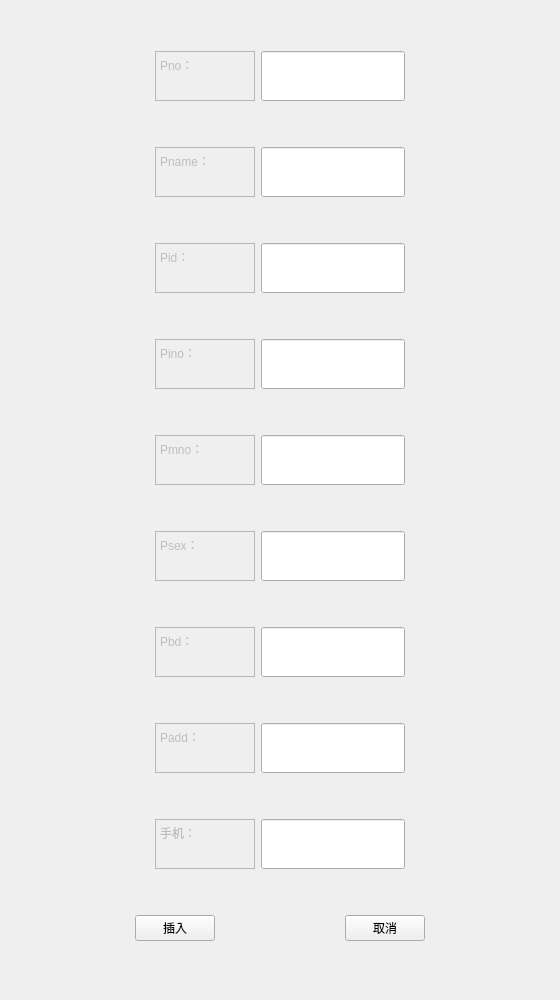
This is insertCashier.ui in PM2496/DataBaseProject as Qt 5 draws it before an edit. The edited form follows.
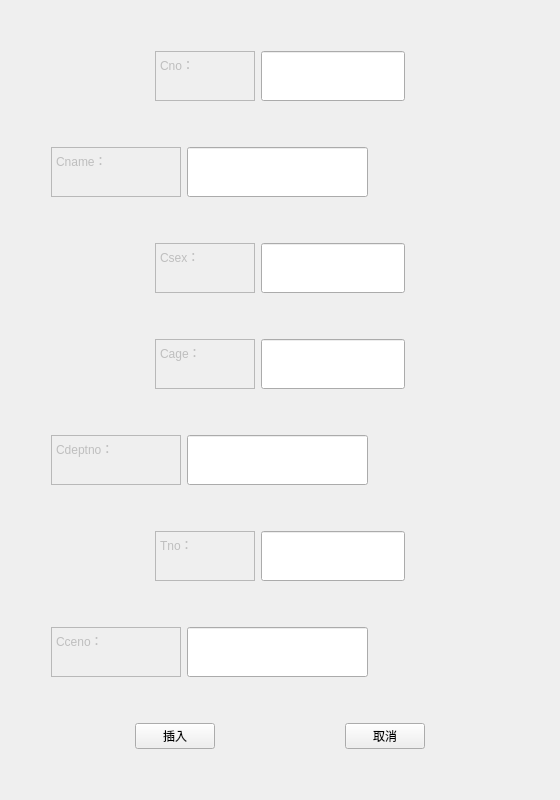
This is the edited form.

Patch:
```diff
--- a/insertCashier.ui
+++ b/insertCashier.ui
@@ -10,19 +10,19 @@
     <x>0</x>
     <y>0</y>
     <width>560</width>
-    <height>1000</height>
+    <height>800</height>
    </rect>
   </property>
   <property name="minimumSize">
    <size>
     <width>560</width>
-    <height>1000</height>
+    <height>800</height>
    </size>
   </property>
   <property name="maximumSize">
    <size>
     <width>560</width>
-    <height>1000</height>
+    <height>800</height>
    </size>
   </property>
   <property name="windowTitle">
@@ -72,7 +72,7 @@
 &lt;html&gt;&lt;head&gt;&lt;meta name=&quot;qrichtext&quot; content=&quot;1&quot; /&gt;&lt;style type=&quot;text/css&quot;&gt;
 p, li { white-space: pre-wrap; }
 &lt;/style&gt;&lt;/head&gt;&lt;body style=&quot; font-family:'SimSun'; font-size:9pt; font-weight:400; font-style:normal;&quot;&gt;
-&lt;p style=&quot; margin-top:0px; margin-bottom:0px; margin-left:0px; margin-right:0px; -qt-block-indent:0; text-indent:0px;&quot;&gt;Pno：&lt;/p&gt;&lt;/body&gt;&lt;/html&gt;</string>
+&lt;p style=&quot; margin-top:0px; margin-bottom:0px; margin-left:0px; margin-right:0px; -qt-block-indent:0; text-indent:0px;&quot;&gt;Cno：&lt;/p&gt;&lt;/body&gt;&lt;/html&gt;</string>
        </property>
       </widget>
      </item>
@@ -157,6 +157,9 @@
        <property name="orientation">
         <enum>Qt::Horizontal</enum>
        </property>
+       <property name="sizeType">
+        <enum>QSizePolicy::Fixed</enum>
+       </property>
        <property name="sizeHint" stdset="0">
         <size>
          <width>40</width>
@@ -178,13 +181,13 @@
        </property>
        <property name="minimumSize">
         <size>
-         <width>100</width>
+         <width>130</width>
          <height>50</height>
         </size>
        </property>
        <property name="maximumSize">
         <size>
-         <width>100</width>
+         <width>130</width>
          <height>50</height>
         </size>
        </property>
@@ -193,7 +196,7 @@
 &lt;html&gt;&lt;head&gt;&lt;meta name=&quot;qrichtext&quot; content=&quot;1&quot; /&gt;&lt;style type=&quot;text/css&quot;&gt;
 p, li { white-space: pre-wrap; }
 &lt;/style&gt;&lt;/head&gt;&lt;body style=&quot; font-family:'SimSun'; font-size:9pt; font-weight:400; font-style:normal;&quot;&gt;
-&lt;p style=&quot; margin-top:0px; margin-bottom:0px; margin-left:0px; margin-right:0px; -qt-block-indent:0; text-indent:0px;&quot;&gt;Pname：&lt;/p&gt;&lt;/body&gt;&lt;/html&gt;</string>
+&lt;p style=&quot; margin-top:0px; margin-bottom:0px; margin-left:0px; margin-right:0px; -qt-block-indent:0; text-indent:0px;&quot;&gt;Cname：&lt;/p&gt;&lt;/body&gt;&lt;/html&gt;</string>
        </property>
       </widget>
      </item>
@@ -217,43 +220,6 @@
          <height>50</height>
         </size>
        </property>
-       <property name="palette">
-        <palette>
-         <active>
-          <colorrole role="Text">
-           <brush brushstyle="SolidPattern">
-            <color alpha="255">
-             <red>120</red>
-             <green>120</green>
-             <blue>120</blue>
-            </color>
-           </brush>
-          </colorrole>
-         </active>
-         <inactive>
-          <colorrole role="Text">
-           <brush brushstyle="SolidPattern">
-            <color alpha="255">
-             <red>120</red>
-             <green>120</green>
-             <blue>120</blue>
-            </color>
-           </brush>
-          </colorrole>
-         </inactive>
-         <disabled>
-          <colorrole role="Text">
-           <brush brushstyle="SolidPattern">
-            <color alpha="255">
-             <red>120</red>
-             <green>120</green>
-             <blue>120</blue>
-            </color>
-           </brush>
-          </colorrole>
-         </disabled>
-        </palette>
-       </property>
       </widget>
      </item>
      <item>
@@ -314,7 +280,7 @@
 &lt;html&gt;&lt;head&gt;&lt;meta name=&quot;qrichtext&quot; content=&quot;1&quot; /&gt;&lt;style type=&quot;text/css&quot;&gt;
 p, li { white-space: pre-wrap; }
 &lt;/style&gt;&lt;/head&gt;&lt;body style=&quot; font-family:'SimSun'; font-size:9pt; font-weight:400; font-style:normal;&quot;&gt;
-&lt;p style=&quot; margin-top:0px; margin-bottom:0px; margin-left:0px; margin-right:0px; -qt-block-indent:0; text-indent:0px;&quot;&gt;Pid：&lt;/p&gt;&lt;/body&gt;&lt;/html&gt;</string>
+&lt;p style=&quot; margin-top:0px; margin-bottom:0px; margin-left:0px; margin-right:0px; -qt-block-indent:0; text-indent:0px;&quot;&gt;Csex：&lt;/p&gt;&lt;/body&gt;&lt;/html&gt;</string>
        </property>
       </widget>
      </item>
@@ -435,7 +401,7 @@
 &lt;html&gt;&lt;head&gt;&lt;meta name=&quot;qrichtext&quot; content=&quot;1&quot; /&gt;&lt;style type=&quot;text/css&quot;&gt;
 p, li { white-space: pre-wrap; }
 &lt;/style&gt;&lt;/head&gt;&lt;body style=&quot; font-family:'SimSun'; font-size:9pt; font-weight:400; font-style:normal;&quot;&gt;
-&lt;p style=&quot; margin-top:0px; margin-bottom:0px; margin-left:0px; margin-right:0px; -qt-block-indent:0; text-indent:0px;&quot;&gt;Pino：&lt;/p&gt;&lt;/body&gt;&lt;/html&gt;</string>
+&lt;p style=&quot; margin-top:0px; margin-bottom:0px; margin-left:0px; margin-right:0px; -qt-block-indent:0; text-indent:0px;&quot;&gt;Cage：&lt;/p&gt;&lt;/body&gt;&lt;/html&gt;</string>
        </property>
       </widget>
      </item>
@@ -483,6 +449,9 @@
        <property name="orientation">
         <enum>Qt::Horizontal</enum>
        </property>
+       <property name="sizeType">
+        <enum>QSizePolicy::Fixed</enum>
+       </property>
        <property name="sizeHint" stdset="0">
         <size>
          <width>40</width>
@@ -497,20 +466,20 @@
         <bool>false</bool>
        </property>
        <property name="sizePolicy">
-        <sizepolicy hsizetype="Expanding" vsizetype="Fixed">
+        <sizepolicy hsizetype="Fixed" vsizetype="Fixed">
          <horstretch>0</horstretch>
          <verstretch>0</verstretch>
         </sizepolicy>
        </property>
        <property name="minimumSize">
         <size>
-         <width>100</width>
+         <width>130</width>
          <height>50</height>
         </size>
        </property>
        <property name="maximumSize">
         <size>
-         <width>100</width>
+         <width>130</width>
          <height>50</height>
         </size>
        </property>
@@ -519,7 +488,7 @@
 &lt;html&gt;&lt;head&gt;&lt;meta name=&quot;qrichtext&quot; content=&quot;1&quot; /&gt;&lt;style type=&quot;text/css&quot;&gt;
 p, li { white-space: pre-wrap; }
 &lt;/style&gt;&lt;/head&gt;&lt;body style=&quot; font-family:'SimSun'; font-size:9pt; font-weight:400; font-style:normal;&quot;&gt;
-&lt;p style=&quot; margin-top:0px; margin-bottom:0px; margin-left:0px; margin-right:0px; -qt-block-indent:0; text-indent:0px;&quot;&gt;Pmno：&lt;/p&gt;&lt;/body&gt;&lt;/html&gt;</string>
+&lt;p style=&quot; margin-top:0px; margin-bottom:0px; margin-left:0px; margin-right:0px; -qt-block-indent:0; text-indent:0px;&quot;&gt;Cdeptno：&lt;/p&gt;&lt;/body&gt;&lt;/html&gt;</string>
        </property>
       </widget>
      </item>
@@ -603,7 +572,7 @@
 &lt;html&gt;&lt;head&gt;&lt;meta name=&quot;qrichtext&quot; content=&quot;1&quot; /&gt;&lt;style type=&quot;text/css&quot;&gt;
 p, li { white-space: pre-wrap; }
 &lt;/style&gt;&lt;/head&gt;&lt;body style=&quot; font-family:'SimSun'; font-size:9pt; font-weight:400; font-style:normal;&quot;&gt;
-&lt;p style=&quot; margin-top:0px; margin-bottom:0px; margin-left:0px; margin-right:0px; -qt-block-indent:0; text-indent:0px;&quot;&gt;Psex：&lt;/p&gt;&lt;/body&gt;&lt;/html&gt;</string>
+&lt;p style=&quot; margin-top:0px; margin-bottom:0px; margin-left:0px; margin-right:0px; -qt-block-indent:0; text-indent:0px;&quot;&gt;Tno：&lt;/p&gt;&lt;/body&gt;&lt;/html&gt;</string>
        </property>
       </widget>
      </item>
@@ -651,6 +620,9 @@
        <property name="orientation">
         <enum>Qt::Horizontal</enum>
        </property>
+       <property name="sizeType">
+        <enum>QSizePolicy::Fixed</enum>
+       </property>
        <property name="sizeHint" stdset="0">
         <size>
          <width>40</width>
@@ -672,13 +644,13 @@
        </property>
        <property name="minimumSize">
         <size>
-         <width>100</width>
+         <width>130</width>
          <height>50</height>
         </size>
        </property>
        <property name="maximumSize">
         <size>
-         <width>100</width>
+         <width>130</width>
          <height>50</height>
         </size>
        </property>
@@ -687,7 +659,7 @@
 &lt;html&gt;&lt;head&gt;&lt;meta name=&quot;qrichtext&quot; content=&quot;1&quot; /&gt;&lt;style type=&quot;text/css&quot;&gt;
 p, li { white-space: pre-wrap; }
 &lt;/style&gt;&lt;/head&gt;&lt;body style=&quot; font-family:'SimSun'; font-size:9pt; font-weight:400; font-style:normal;&quot;&gt;
-&lt;p style=&quot; margin-top:0px; margin-bottom:0px; margin-left:0px; margin-right:0px; -qt-block-indent:0; text-indent:0px;&quot;&gt;Pbd：&lt;/p&gt;&lt;/body&gt;&lt;/html&gt;</string>
+&lt;p style=&quot; margin-top:0px; margin-bottom:0px; margin-left:0px; margin-right:0px; -qt-block-indent:0; text-indent:0px;&quot;&gt;Cceno：&lt;/p&gt;&lt;/body&gt;&lt;/html&gt;</string>
        </property>
       </widget>
      </item>
@@ -728,174 +700,6 @@
      </item>
     </layout>
    </item>
-   <item>
-    <layout class="QHBoxLayout" name="horizontalLayout_5">
-     <item>
-      <spacer name="horizontalSpacer_9">
-       <property name="orientation">
-        <enum>Qt::Horizontal</enum>
-       </property>
-       <property name="sizeHint" stdset="0">
-        <size>
-         <width>40</width>
-         <height>20</height>
-        </size>
-       </property>
-      </spacer>
-     </item>
-     <item>
-      <widget class="QTextEdit" name="textEdit_5">
-       <property name="enabled">
-        <bool>false</bool>
-       </property>
-       <property name="sizePolicy">
-        <sizepolicy hsizetype="Expanding" vsizetype="Fixed">
-         <horstretch>0</horstretch>
-         <verstretch>0</verstretch>
-        </sizepolicy>
-       </property>
-       <property name="minimumSize">
-        <size>
-         <width>100</width>
-         <height>50</height>
-        </size>
-       </property>
-       <property name="maximumSize">
-        <size>
-         <width>100</width>
-         <height>50</height>
-        </size>
-       </property>
-       <property name="html">
-        <string>&lt;!DOCTYPE HTML PUBLIC &quot;-//W3C//DTD HTML 4.0//EN&quot; &quot;http://www.w3.org/TR/REC-html40/strict.dtd&quot;&gt;
-&lt;html&gt;&lt;head&gt;&lt;meta name=&quot;qrichtext&quot; content=&quot;1&quot; /&gt;&lt;style type=&quot;text/css&quot;&gt;
-p, li { white-space: pre-wrap; }
-&lt;/style&gt;&lt;/head&gt;&lt;body style=&quot; font-family:'SimSun'; font-size:9pt; font-weight:400; font-style:normal;&quot;&gt;
-&lt;p style=&quot; margin-top:0px; margin-bottom:0px; margin-left:0px; margin-right:0px; -qt-block-indent:0; text-indent:0px;&quot;&gt;Padd：&lt;/p&gt;&lt;/body&gt;&lt;/html&gt;</string>
-       </property>
-      </widget>
-     </item>
-     <item>
-      <widget class="QLineEdit" name="paddEdit">
-       <property name="sizePolicy">
-        <sizepolicy hsizetype="Expanding" vsizetype="Preferred">
-         <horstretch>0</horstretch>
-         <verstretch>0</verstretch>
-        </sizepolicy>
-       </property>
-       <property name="minimumSize">
-        <size>
-         <width>0</width>
-         <height>50</height>
-        </size>
-       </property>
-       <property name="maximumSize">
-        <size>
-         <width>16777215</width>
-         <height>50</height>
-        </size>
-       </property>
-      </widget>
-     </item>
-     <item>
-      <spacer name="horizontalSpacer_10">
-       <property name="orientation">
-        <enum>Qt::Horizontal</enum>
-       </property>
-       <property name="sizeHint" stdset="0">
-        <size>
-         <width>40</width>
-         <height>20</height>
-        </size>
-       </property>
-      </spacer>
-     </item>
-    </layout>
-   </item>
-   <item>
-    <layout class="QHBoxLayout" name="horizontalLayout_9">
-     <item>
-      <spacer name="horizontalSpacer_15">
-       <property name="orientation">
-        <enum>Qt::Horizontal</enum>
-       </property>
-       <property name="sizeHint" stdset="0">
-        <size>
-         <width>40</width>
-         <height>20</height>
-        </size>
-       </property>
-      </spacer>
-     </item>
-     <item>
-      <widget class="QTextEdit" name="textEdit_8">
-       <property name="enabled">
-        <bool>false</bool>
-       </property>
-       <property name="sizePolicy">
-        <sizepolicy hsizetype="Expanding" vsizetype="Fixed">
-         <horstretch>0</horstretch>
-         <verstretch>0</verstretch>
-        </sizepolicy>
-       </property>
-       <property name="minimumSize">
-        <size>
-         <width>100</width>
-         <height>50</height>
-        </size>
-       </property>
-       <property name="maximumSize">
-        <size>
-         <width>100</width>
-         <height>50</height>
-        </size>
-       </property>
-       <property name="html">
-        <string>&lt;!DOCTYPE HTML PUBLIC &quot;-//W3C//DTD HTML 4.0//EN&quot; &quot;http://www.w3.org/TR/REC-html40/strict.dtd&quot;&gt;
-&lt;html&gt;&lt;head&gt;&lt;meta name=&quot;qrichtext&quot; content=&quot;1&quot; /&gt;&lt;style type=&quot;text/css&quot;&gt;
-p, li { white-space: pre-wrap; }
-&lt;/style&gt;&lt;/head&gt;&lt;body style=&quot; font-family:'SimSun'; font-size:9pt; font-weight:400; font-style:normal;&quot;&gt;
-&lt;p style=&quot; margin-top:0px; margin-bottom:0px; margin-left:0px; margin-right:0px; -qt-block-indent:0; text-indent:0px;&quot;&gt;手机：&lt;/p&gt;&lt;/body&gt;&lt;/html&gt;</string>
-       </property>
-      </widget>
-     </item>
-     <item>
-      <widget class="QLineEdit" name="mTelEdit">
-       <property name="sizePolicy">
-        <sizepolicy hsizetype="Expanding" vsizetype="Preferred">
-         <horstretch>0</horstretch>
-         <verstretch>0</verstretch>
-        </sizepolicy>
-       </property>
-       <property name="minimumSize">
-        <size>
-         <width>0</width>
-         <height>50</height>
-        </size>
-       </property>
-       <property name="maximumSize">
-        <size>
-         <width>16777215</width>
-         <height>50</height>
-        </size>
-       </property>
-      </widget>
-     </item>
-     <item>
-      <spacer name="horizontalSpacer_16">
-       <property name="orientation">
-        <enum>Qt::Horizontal</enum>
-       </property>
-       <property name="sizeHint" stdset="0">
-        <size>
-         <width>40</width>
-         <height>20</height>
-        </size>
-       </property>
-      </spacer>
-     </item>
-    </layout>
-   </item>
    <item>
     <layout class="QHBoxLayout" name="horizontalLayout_8">
      <item>
```
Left out of the diff: 48 changed lines with no effect on the pictures.
